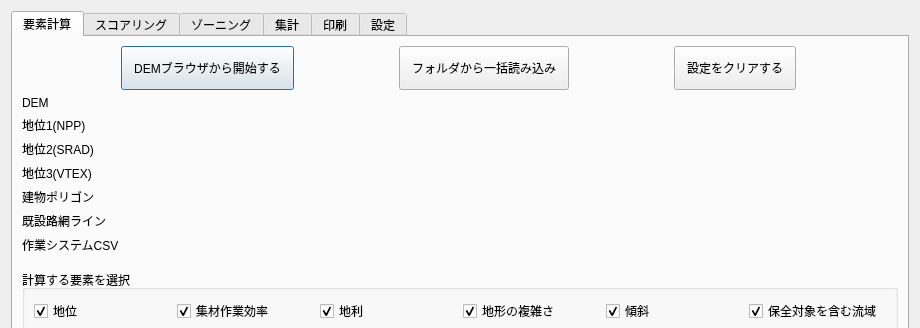
Qt form forest_zoning_main_dialog.ui (raw-slnc/morizon_next) before a commit; both pictures show x 0 to 920 and y 0 to 328 of the 920 by 645 pixel window.
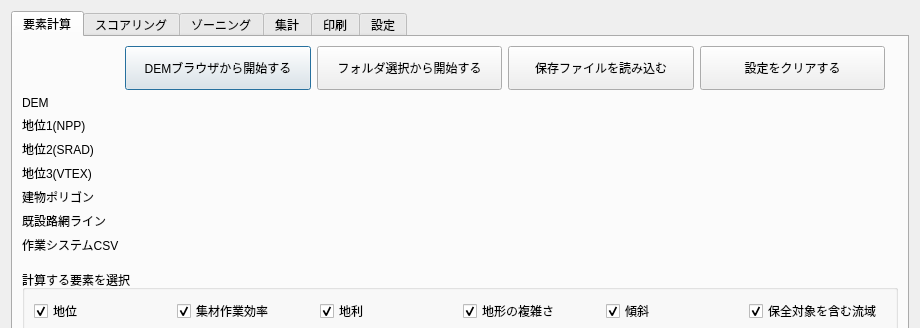
The same form after that commit. Icons and pictures are not drawn. Custom widgets are drawn as their Qt base class.

Commit message: Add regional DEM sources, ZoningKit-compatible save/load, and Excel template support

What changed in the file:
```diff
--- a/forest_zoning_main_dialog.ui
+++ b/forest_zoning_main_dialog.ui
@@ -31,11 +31,13 @@
       </attribute>
       <layout class="QVBoxLayout" name="verticalLayout_2">
        <item>
-        <layout class="QHBoxLayout" name="horizontalLayout">
+        <layout class="QGridLayout" name="gridLayout">
+         <item row="0" column="2">
+          <layout class="QHBoxLayout" name="horizontalLayout" stretch="1,1,1,1">
          <item>
           <widget class="QPushButton" name="elementsStartFromDemBrowserPushButton">
            <property name="sizePolicy">
-            <sizepolicy hsizetype="Fixed" vsizetype="Preferred">
+              <sizepolicy hsizetype="Expanding" vsizetype="Preferred">
              <horstretch>0</horstretch>
              <verstretch>0</verstretch>
             </sizepolicy>
@@ -47,7 +49,7 @@
             </size>
            </property>
            <property name="styleSheet">
-            <string notr="true">padding:12px;</string>
+              <string notr="true">padding:12px 4px;</string>
            </property>
            <property name="text">
             <string>DEMブラウザから開始する</string>
@@ -57,7 +59,7 @@
          <item>
           <widget class="QPushButton" name="elementsLoadFromDirPushButton">
            <property name="sizePolicy">
-            <sizepolicy hsizetype="Fixed" vsizetype="Preferred">
+              <sizepolicy hsizetype="Expanding" vsizetype="Preferred">
              <horstretch>0</horstretch>
              <verstretch>0</verstretch>
             </sizepolicy>
@@ -69,17 +71,39 @@
             </size>
            </property>
            <property name="styleSheet">
-            <string notr="true">padding:12px;</string>
+              <string notr="true">padding:12px 4px;</string>
            </property>
            <property name="text">
-            <string>フォルダから一括読み込み</string>
+              <string>フォルダ選択から開始する</string>
+             </property>
+            </widget>
+           </item>
+           <item>
+            <widget class="QPushButton" name="elementsLoadSavedPushButton">
+             <property name="sizePolicy">
+              <sizepolicy hsizetype="Expanding" vsizetype="Preferred">
+               <horstretch>0</horstretch>
+               <verstretch>0</verstretch>
+              </sizepolicy>
+             </property>
+             <property name="minimumSize">
+              <size>
+               <width>0</width>
+               <height>0</height>
+              </size>
+             </property>
+             <property name="styleSheet">
+              <string notr="true">padding:12px 4px;</string>
+             </property>
+             <property name="text">
+              <string>保存ファイルを読み込む</string>
            </property>
           </widget>
          </item>
          <item>
           <widget class="QPushButton" name="elementsClearSettingsPushButton">
            <property name="sizePolicy">
-            <sizepolicy hsizetype="Fixed" vsizetype="Preferred">
+              <sizepolicy hsizetype="Expanding" vsizetype="Preferred">
              <horstretch>0</horstretch>
              <verstretch>0</verstretch>
             </sizepolicy>
@@ -91,7 +115,7 @@
             </size>
            </property>
            <property name="styleSheet">
-            <string notr="true">padding:12px;</string>
+              <string notr="true">padding:12px 4px;</string>
            </property>
            <property name="text">
             <string>設定をクリアする</string>
@@ -100,118 +124,106 @@
          </item>
         </layout>
        </item>
-       <item>
-        <layout class="QGridLayout" name="gridLayout">
-         <item row="0" column="1">
+         <item row="1" column="1">
           <widget class="QLabel" name="elementsDemLabel">
            <property name="text">
             <string>DEM</string>
            </property>
           </widget>
          </item>
-         <item row="1" column="1">
+         <item row="2" column="1">
           <widget class="QLabel" name="elementsNppLabel">
            <property name="text">
             <string>地位1(NPP)</string>
            </property>
           </widget>
          </item>
-         <item row="2" column="1">
+         <item row="3" column="1">
           <widget class="QLabel" name="elementsSradLabel">
            <property name="text">
             <string>地位2(SRAD)</string>
            </property>
           </widget>
          </item>
-         <item row="5" column="1">
+         <item row="6" column="1">
           <widget class="QLabel" name="elementsNetworkLabel">
            <property name="text">
             <string>既設路網ライン</string>
            </property>
           </widget>
          </item>
-         <item row="3" column="1">
+         <item row="4" column="1">
           <widget class="QLabel" name="elementsVtexLabel">
            <property name="text">
             <string>地位3(VTEX)</string>
            </property>
           </widget>
          </item>
-         <item row="6" column="1">
+         <item row="7" column="1">
           <widget class="QLabel" name="elementsCostCsvLabel">
            <property name="text">
             <string>作業システムCSV</string>
            </property>
           </widget>
          </item>
-         <item row="0" column="2">
+         <item row="1" column="2">
           <widget class="QgsFileWidget" name="elementsDemFileWidget">
            <property name="filter">
             <string>*.tif *.tiff</string>
            </property>
           </widget>
          </item>
-         <item row="4" column="1">
+         <item row="5" column="1">
           <widget class="QLabel" name="elementsBuildingLabel">
            <property name="text">
             <string>建物ポリゴン</string>
            </property>
           </widget>
          </item>
-         <item row="2" column="2">
+         <item row="3" column="2">
           <widget class="QgsFileWidget" name="elementsSradFileWidget">
            <property name="filter">
             <string>*.tif *.tiff</string>
            </property>
           </widget>
          </item>
-         <item row="4" column="2">
-          <widget class="QgsFileWidget" name="elementsBuildingFileWidget">
-           <property name="filter">
-            <string>*.shp</string>
-           </property>
-          </widget>
-         </item>
          <item row="5" column="2">
+          <widget class="QgsFileWidget" name="elementsBuildingFileWidget">
+           <property name="filter">
+            <string>*.shp</string>
+           </property>
+          </widget>
+         </item>
+         <item row="6" column="2">
           <widget class="QgsFileWidget" name="elementsNetworkFileWidget">
            <property name="filter">
             <string>*.shp</string>
            </property>
           </widget>
          </item>
-         <item row="3" column="2">
+         <item row="4" column="2">
           <widget class="QgsFileWidget" name="elementsVtexFileWidget">
            <property name="filter">
             <string>*.tif *.tiff</string>
            </property>
           </widget>
          </item>
-         <item row="6" column="2">
+         <item row="7" column="2">
           <widget class="QgsFileWidget" name="elementsCostCsvFileWidget">
            <property name="filter">
             <string>*.csv</string>
            </property>
           </widget>
          </item>
-         <item row="1" column="2">
+         <item row="2" column="2">
           <widget class="QgsFileWidget" name="elementsNppFileWidget">
            <property name="filter">
             <string>*.tif *.tiff</string>
            </property>
           </widget>
          </item>
-         <item row="0" column="3">
-          <widget class="QLabel" name="elementsDemStatusLabel">
-           <property name="styleSheet">
-            <string notr="true">color:#ff0000;</string>
-           </property>
-           <property name="text">
-            <string/>
-           </property>
-          </widget>
-         </item>
          <item row="1" column="3">
-          <widget class="QLabel" name="elementsNppStatusLabel">
+          <widget class="QLabel" name="elementsDemStatusLabel">
            <property name="styleSheet">
             <string notr="true">color:#ff0000;</string>
            </property>
@@ -221,7 +233,7 @@
           </widget>
          </item>
          <item row="2" column="3">
-          <widget class="QLabel" name="elementsSradStatusLabel">
+          <widget class="QLabel" name="elementsNppStatusLabel">
            <property name="styleSheet">
             <string notr="true">color:#ff0000;</string>
            </property>
@@ -231,7 +243,7 @@
           </widget>
          </item>
          <item row="3" column="3">
-          <widget class="QLabel" name="elementsVtexStatusLabel">
+          <widget class="QLabel" name="elementsSradStatusLabel">
            <property name="styleSheet">
             <string notr="true">color:#ff0000;</string>
            </property>
@@ -241,7 +253,7 @@
           </widget>
          </item>
          <item row="4" column="3">
-          <widget class="QLabel" name="elementsBuildingStatusLabel">
+          <widget class="QLabel" name="elementsVtexStatusLabel">
            <property name="styleSheet">
             <string notr="true">color:#ff0000;</string>
            </property>
@@ -251,7 +263,7 @@
           </widget>
          </item>
          <item row="5" column="3">
-          <widget class="QLabel" name="elementsNetworkStatusLabel">
+          <widget class="QLabel" name="elementsBuildingStatusLabel">
            <property name="styleSheet">
             <string notr="true">color:#ff0000;</string>
            </property>
@@ -261,6 +273,16 @@
           </widget>
          </item>
          <item row="6" column="3">
+          <widget class="QLabel" name="elementsNetworkStatusLabel">
+           <property name="styleSheet">
+            <string notr="true">color:#ff0000;</string>
+           </property>
+           <property name="text">
+            <string/>
+           </property>
+          </widget>
+         </item>
+         <item row="7" column="3">
           <widget class="QLabel" name="elementsCostCsvStatusLabel">
            <property name="styleSheet">
             <string notr="true">color:#ff0000;</string>
```
Lines whose indentation alone changed are shown as unchanged. The commit also changes 29 other files.
